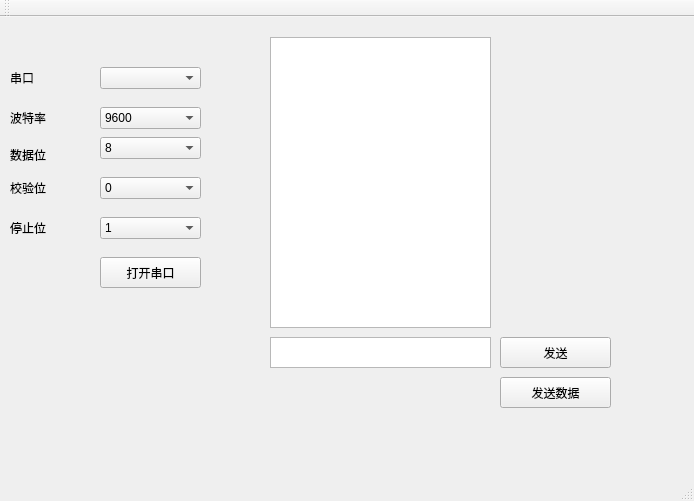
Qt form mainwindow.ui (crazypant/MAD_serial) before a commit.
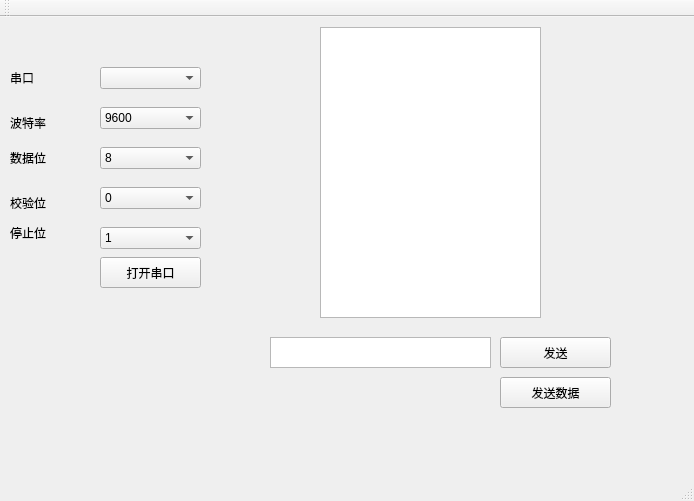
The same form after that commit.

Patch:
```diff
--- a/mainwindow.ui
+++ b/mainwindow.ui
@@ -19,7 +19,7 @@
      <rect>
       <x>10</x>
       <y>50</y>
-      <width>51</width>
+      <width>61</width>
       <height>21</height>
      </rect>
     </property>
@@ -32,8 +32,8 @@
      <rect>
       <x>10</x>
       <y>90</y>
-      <width>51</width>
-      <height>21</height>
+      <width>61</width>
+      <height>31</height>
      </rect>
     </property>
     <property name="text">
@@ -45,8 +45,8 @@
      <rect>
       <x>10</x>
       <y>130</y>
-      <width>51</width>
-      <height>16</height>
+      <width>61</width>
+      <height>21</height>
      </rect>
     </property>
     <property name="text">
@@ -105,7 +105,7 @@
     <property name="geometry">
      <rect>
       <x>100</x>
-      <y>120</y>
+      <y>130</y>
       <width>101</width>
       <height>22</height>
      </rect>
@@ -123,7 +123,7 @@
     <property name="geometry">
      <rect>
       <x>100</x>
-      <y>160</y>
+      <y>170</y>
       <width>101</width>
       <height>22</height>
      </rect>
@@ -138,9 +138,9 @@
     <property name="geometry">
      <rect>
       <x>10</x>
-      <y>160</y>
-      <width>61</width>
-      <height>21</height>
+      <y>170</y>
+      <width>71</width>
+      <height>31</height>
      </rect>
     </property>
     <property name="text">
@@ -153,7 +153,7 @@
       <x>10</x>
       <y>200</y>
       <width>61</width>
-      <height>21</height>
+      <height>31</height>
      </rect>
     </property>
     <property name="text">
@@ -164,7 +164,7 @@
     <property name="geometry">
      <rect>
       <x>100</x>
-      <y>200</y>
+      <y>210</y>
       <width>101</width>
       <height>22</height>
      </rect>
@@ -191,8 +191,8 @@
    <widget class="QTextEdit" name="textEdit">
     <property name="geometry">
      <rect>
-      <x>270</x>
-      <y>20</y>
+      <x>320</x>
+      <y>10</y>
       <width>221</width>
       <height>291</height>
      </rect>
```
